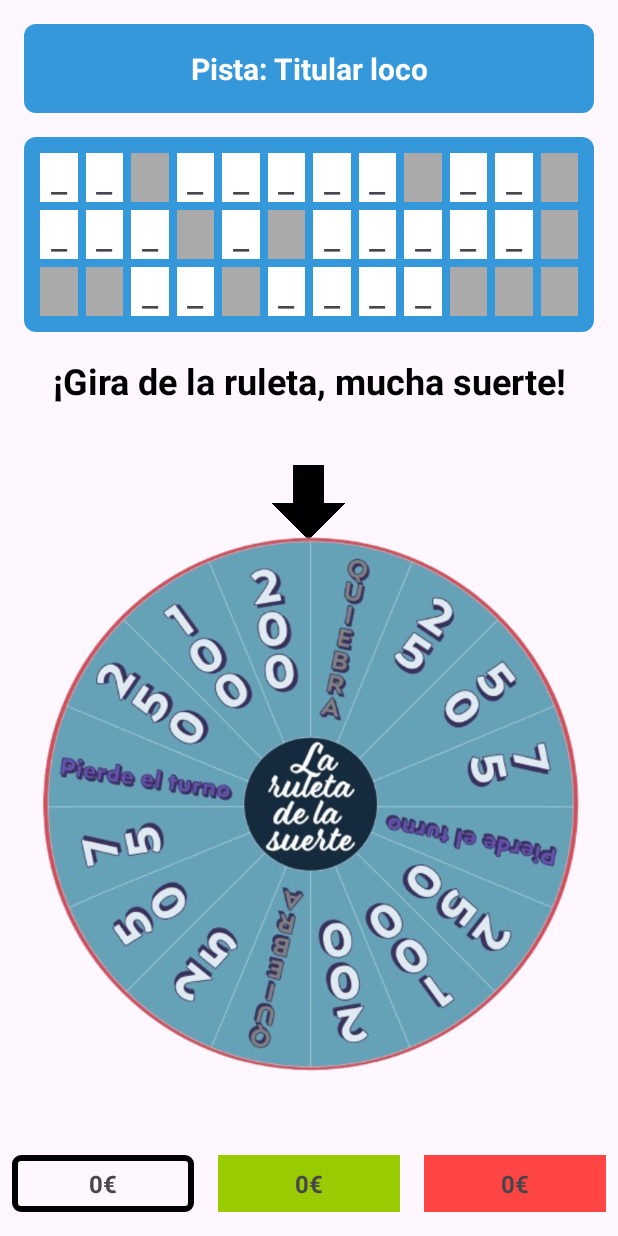
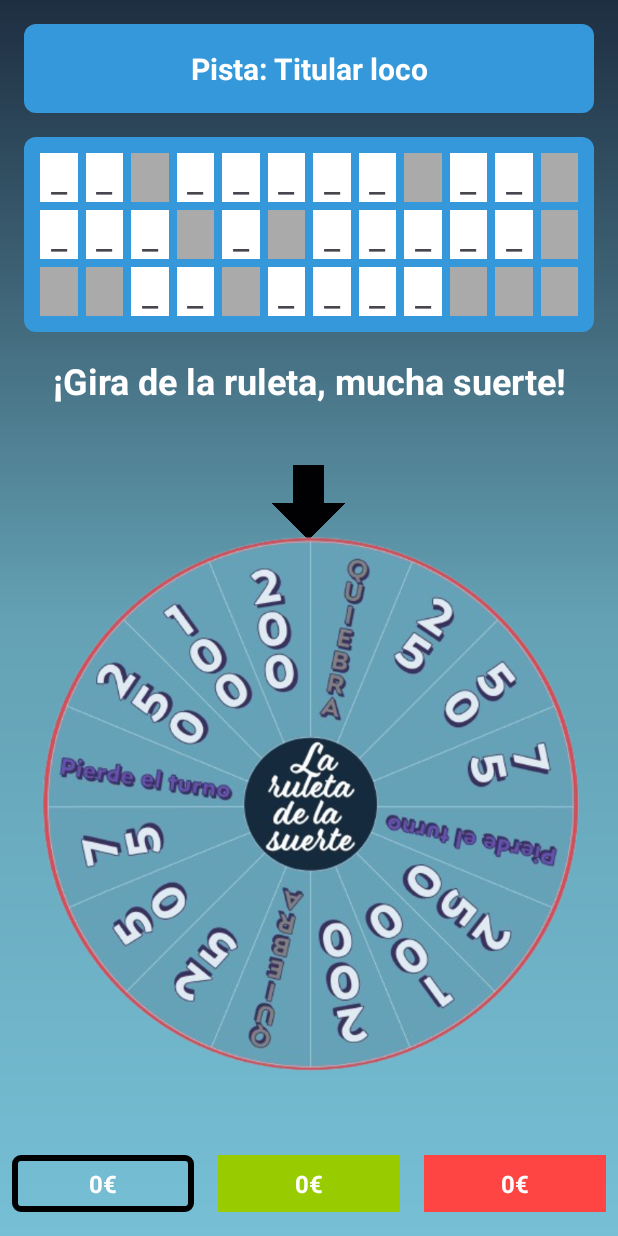
Before and after one commit to DanielBodVel/Ruleta_de_la_suerte, an Android app: the MultiGameActivity screen opened directly, with no data from a screen before it, on a phone screen of 412 x 824 dp. Run offline under Robolectric (Android 15) with nearby library versions, the phone set to English and light mode, and no system bars.

Commit message:
Cambios en los strings.xml

```diff
--- a/app/src/main/AndroidManifest.xml
+++ b/app/src/main/AndroidManifest.xml
@@ -12,6 +12,9 @@
         android:supportsRtl="true"
         android:theme="@style/Theme.RuletaDeLaSuerte"
         tools:targetApi="31">
+        <activity
+            android:name=".HistorylActivity"
+            android:exported="false" />
         <activity
             android:name=".SettingsActivity"
             android:exported="false" />
--- /dev/null
+++ b/app/src/main/java/com/example/ruletadelasuerte/HistorylActivity.kt
@@ -0,0 +1,20 @@
+package com.example.ruletadelasuerte
+
+import android.os.Bundle
+import androidx.activity.enableEdgeToEdge
+import androidx.appcompat.app.AppCompatActivity
+import androidx.core.view.ViewCompat
+import androidx.core.view.WindowInsetsCompat
+
+class HistorylActivity : AppCompatActivity() {
+    override fun onCreate(savedInstanceState: Bundle?) {
+        super.onCreate(savedInstanceState)
+        enableEdgeToEdge()
+        setContentView(R.layout.activity_historial)
+        ViewCompat.setOnApplyWindowInsetsListener(findViewById(R.id.main)) { v, insets ->
+            val systemBars = insets.getInsets(WindowInsetsCompat.Type.systemBars())
+            v.setPadding(systemBars.left, systemBars.top, systemBars.right, systemBars.bottom)
+            insets
+        }
+    }
+}
--- a/app/src/main/java/com/example/ruletadelasuerte/MainActivity.kt
+++ b/app/src/main/java/com/example/ruletadelasuerte/MainActivity.kt
@@ -12,7 +12,6 @@ import androidx.constraintlayout.widget.ConstraintLayout
 import androidx.core.view.ViewCompat
 import androidx.core.view.WindowInsetsCompat
 import com.example.ruletadelasuerte.base.BaseActivity
-import java.io.Serializable
 
 class MainActivity : BaseActivity() {
     @RequiresApi(Build.VERSION_CODES.R)
@@ -37,7 +36,8 @@ class MainActivity : BaseActivity() {
         }
 
         findViewById<ImageButton>(R.id.historial)?.setOnClickListener {
-
+            val intent = Intent(this, HistorylActivity::class.java)
+            startActivity(intent)
         }
 
         findViewById<ImageButton>(R.id.configuracion)?.setOnClickListener {
--- a/app/src/main/java/com/example/ruletadelasuerte/PlayerSelectActivity.kt
+++ b/app/src/main/java/com/example/ruletadelasuerte/PlayerSelectActivity.kt
@@ -3,7 +3,6 @@ package com.example.ruletadelasuerte
 import android.content.Context
 import android.content.Intent
 import android.content.res.ColorStateList
-import android.hardware.biometrics.BiometricManager.Strings
 import android.os.Build
 import android.os.Bundle
 import android.util.Log
--- /dev/null
+++ b/app/src/main/res/layout/activity_historial.xml
@@ -0,0 +1,10 @@
+<?xml version="1.0" encoding="utf-8"?>
+<androidx.constraintlayout.widget.ConstraintLayout xmlns:android="http://schemas.android.com/apk/res/android"
+    xmlns:app="http://schemas.android.com/apk/res-auto"
+    xmlns:tools="http://schemas.android.com/tools"
+    android:id="@+id/main"
+    android:layout_width="match_parent"
+    android:layout_height="match_parent"
+    tools:context=".HistorylActivity">
+
+</androidx.constraintlayout.widget.ConstraintLayout>
--- a/app/src/main/res/layout/activity_multi_game.xml
+++ b/app/src/main/res/layout/activity_multi_game.xml
@@ -1,86 +1,87 @@
 <?xml version="1.0" encoding="utf-8"?>
-<androidx.constraintlayout.widget.ConstraintLayout
-    xmlns:android="http://schemas.android.com/apk/res/android"
+<androidx.constraintlayout.widget.ConstraintLayout xmlns:android="http://schemas.android.com/apk/res/android"
     xmlns:app="http://schemas.android.com/apk/res-auto"
     xmlns:tools="http://schemas.android.com/tools"
+    android:id="@+id/principal"
     android:layout_width="match_parent"
     android:layout_height="match_parent"
-    tools:context=".MultiGameActivity"
-    android:id="@+id/principal">
+    android:background="@drawable/background"
+    tools:context=".MultiGameActivity">
 
     <TextView
         android:id="@+id/textoPista"
         android:layout_width="match_parent"
         android:layout_height="wrap_content"
+        android:layout_margin="16dp"
+        android:background="@drawable/fondo_pista"
+        android:breakStrategy="simple"
+        android:gravity="center"
+        android:padding="16dp"
+        android:textColor="@android:color/white"
         android:textSize="20sp"
         android:textStyle="bold"
-        android:textColor="@android:color/white"
-        android:gravity="center"
-        android:background="@drawable/fondo_pista"
-        android:layout_margin="16dp"
-        android:padding="16dp"
-        android:breakStrategy="simple"
-        app:layout_constraintTop_toTopOf="parent"
+        app:layout_constraintBottom_toTopOf="@id/panelLetras"
+        app:layout_constraintEnd_toEndOf="parent"
         app:layout_constraintStart_toStartOf="parent"
-        app:layout_constraintEnd_toEndOf="parent"
-        app:layout_constraintBottom_toTopOf="@id/panelLetras"/>
+        app:layout_constraintTop_toTopOf="parent" />
 
     <GridLayout
         android:id="@+id/panelLetras"
         android:layout_width="match_parent"
         android:layout_height="wrap_content"
-        android:layout_marginTop="16dp"
-        app:layout_constraintTop_toBottomOf="@id/textoPista"
-        android:columnCount="7"
-        android:rowCount="3"
-        android:alignmentMode="alignMargins"
-        android:padding="8dp"
-        android:background="@drawable/fondo_panel"
         android:layout_gravity="center_horizontal"
         android:layout_marginHorizontal="16dp"
-        />
+        android:layout_marginTop="16dp"
+        android:alignmentMode="alignMargins"
+        android:background="@drawable/fondo_panel"
+        android:columnCount="7"
+        android:padding="8dp"
+        android:rowCount="3"
+        app:layout_constraintTop_toBottomOf="@id/textoPista" />
 
     <LinearLayout
         android:id="@+id/contenedorRuleta"
         android:layout_width="match_parent"
         android:layout_height="wrap_content"
+        android:layout_marginHorizontal="16dp"
+        android:layout_marginTop="16dp"
+        android:gravity="center"
         android:orientation="vertical"
-        android:gravity="center"
-        android:layout_marginTop="16dp"
-        android:layout_marginHorizontal="16dp"
-        app:layout_constraintTop_toBottomOf="@id/panelLetras"
+        app:layout_constraintEnd_toEndOf="parent"
         app:layout_constraintStart_toStartOf="parent"
-        app:layout_constraintEnd_toEndOf="parent">
+        app:layout_constraintTop_toBottomOf="@id/panelLetras">
 
         <TextView
             android:layout_width="match_parent"
             android:layout_height="match_parent"
             android:text="@string/multi_gira"
             android:textAlignment="center"
-            android:textColor="#000000"
+            android:textColor="@color/white"
             android:textSize="24sp"
             android:textStyle="bold" />
+
         <ImageView
             android:id="@+id/puntero"
             android:layout_width="50dp"
             android:layout_height="50dp"
-            app:srcCompat="@drawable/flecha"
             android:layout_marginTop="40dp"
             android:layout_marginBottom="-20dp"
             app:layout_constraintBottom_toTopOf="@id/contenedorPaneles"
             app:layout_constraintEnd_toEndOf="parent"
             app:layout_constraintStart_toStartOf="parent"
-            app:layout_constraintTop_toBottomOf="@id/panelLetras"/>
+            app:layout_constraintTop_toBottomOf="@id/panelLetras"
+            app:srcCompat="@drawable/flecha" />
+
         <ImageView
             android:id="@+id/imageView"
             android:layout_width="360dp"
             android:layout_height="360dp"
             android:layout_margin="16dp"
-            app:srcCompat="@drawable/ruleta"
             app:layout_constraintBottom_toTopOf="@id/contenedorPaneles"
             app:layout_constraintEnd_toEndOf="parent"
             app:layout_constraintStart_toStartOf="parent"
-            app:layout_constraintTop_toBottomOf="@id/panelLetras" />
+            app:layout_constraintTop_toBottomOf="@id/panelLetras"
+            app:srcCompat="@drawable/ruleta" />
 
     </LinearLayout>
 
@@ -88,96 +89,99 @@
         android:id="@+id/contenedorPaneles"
         android:layout_width="match_parent"
         android:layout_height="wrap_content"
+        android:layout_marginBottom="16dp"
+        android:gravity="center"
         android:orientation="horizontal"
-        android:gravity="center"
-        android:layout_marginBottom="16dp"
         app:layout_constraintBottom_toBottomOf="parent"
-        app:layout_constraintStart_toStartOf="parent"
-        app:layout_constraintEnd_toEndOf="parent">
+        app:layout_constraintEnd_toEndOf="parent"
+        app:layout_constraintStart_toStartOf="parent">
 
         <TextView
             android:id="@+id/textoJugador1"
             android:layout_width="0dp"
             android:layout_height="wrap_content"
+            android:layout_marginHorizontal="8dp"
             android:layout_weight="1"
-            android:layout_marginHorizontal="8dp"
             android:gravity="center"
+            android:padding="8dp"
             android:text="0€"
+            android:textColor="@color/white"
             android:textSize="16sp"
-            android:textStyle="bold"
-            android:padding="8dp" />
+            android:textStyle="bold" />
 
         <TextView
             android:id="@+id/textoJugador2"
             android:layout_width="0dp"
             android:layout_height="wrap_content"
+            android:layout_marginHorizontal="8dp"
             android:layout_weight="1"
-            android:layout_marginHorizontal="8dp"
             android:gravity="center"
+            android:padding="8dp"
             android:text="0€"
+            android:textColor="@color/white"
             android:textSize="16sp"
-            android:textStyle="bold"
-            android:padding="8dp" />
+            android:textStyle="bold" />
 
         <TextView
             android:id="@+id/textoJugador3"
             android:layout_width="0dp"
             android:layout_height="wrap_content"
+            android:layout_marginHorizontal="8dp"
             android:layout_weight="1"
-            android:layout_marginHorizontal="8dp"
             android:gravity="center"
+            android:padding="8dp"
             android:text="0€"
+            android:textColor="@color/white"
             android:textSize="16sp"
-            android:textStyle="bold"
-            android:padding="8dp" />
+            android:textStyle="bold" />
     </LinearLayout>
 
     <TextView
         android:id="@+id/textoValorAcumulado"
         android:layout_width="match_parent"
         android:layout_height="wrap_content"
+        android:layout_marginBottom="16dp"
+        android:gravity="center"
         android:text="Valor acumulado: 0€"
         android:textSize="18sp"
         android:textStyle="bold"
-        android:gravity="center"
-        android:layout_marginBottom="16dp"
         android:visibility="gone"
         app:layout_constraintBottom_toTopOf="@id/contenedorPaneles"
-        app:layout_constraintStart_toStartOf="parent"
-        app:layout_constraintEnd_toEndOf="parent"/>
+        app:layout_constraintEnd_toEndOf="parent"
+        app:layout_constraintStart_toStartOf="parent" />
 
     <LinearLayout
         android:id="@+id/contenedorAdivinarLetra"
         android:layout_width="match_parent"
         android:layout_height="match_parent"
+        android:layout_marginHorizontal="16dp"
+        android:layout_marginTop="16dp"
+        android:gravity="center"
         android:orientation="vertical"
         android:visibility="gone"
-        android:gravity="center"
-        android:layout_marginTop="16dp"
-        android:layout_marginHorizontal="16dp"
-        app:layout_constraintTop_toBottomOf="@id/panelLetras"
+        app:layout_constraintEnd_toEndOf="parent"
         app:layout_constraintStart_toStartOf="parent"
-        app:layout_constraintEnd_toEndOf="parent">
+        app:layout_constraintTop_toBottomOf="@id/panelLetras">
 
         <LinearLayout
             android:id="@+id/panelSaldo"
             android:layout_width="match_parent"
             android:layout_height="wrap_content"
+            android:layout_margin="16dp"
+            android:gravity="center"
             android:orientation="horizontal"
-            android:gravity="center"
-            android:layout_margin="16dp"
-            app:layout_constraintTop_toTopOf="parent"
+            app:layout_constraintEnd_toEndOf="parent"
             app:layout_constraintStart_toStartOf="parent"
-            app:layout_constraintEnd_toEndOf="parent">
+            app:layout_constraintTop_toTopOf="parent">
 
             <TextView
                 android:id="@+id/textoSaldo"
                 android:layout_width="wrap_content"
                 android:layout_height="wrap_content"
+                android:layout_marginEnd="8dp"
                 android:text="@string/multi_saldo"
                 android:textSize="16sp"
-                android:textStyle="bold"
-                android:layout_marginEnd="8dp" />
+                android:textStyle="bold" />
 
             <TextView
                 android:id="@+id/valorSaldoJugador"
@@ -191,11 +195,12 @@
                 android:id="@+id/textoMensajeAntes"
                 android:layout_width="wrap_content"
                 android:layout_height="wrap_content"
+                android:layout_marginLeft="10dp"
+                android:layout_marginRight="8dp"
                 android:text="@string/multi_valorCasilla"
                 android:textSize="16sp"
-                android:textStyle="bold"
-                android:layout_marginLeft="10dp"
-                android:layout_marginRight="8dp"/>
+                android:textStyle="bold" />
+
             <TextView
                 android:id="@+id/valorCeldaTirada"
                 android:layout_width="wrap_content"
@@ -211,13 +216,12 @@
             android:layout_height="wrap_content"
             android:layout_margin="16dp"
             android:hint="@string/multi_LetraEscogida"
+            android:importantForAutofill="no"
             android:inputType="text"
-            android:importantForAutofill="no"
             android:maxLength="1"
-            app:layout_constraintTop_toBottomOf="@id/panelSaldo"
+            app:layout_constraintEnd_toEndOf="parent"
             app:layout_constraintStart_toStartOf="parent"
-            app:layout_constraintEnd_toEndOf="parent"
-            />
+            app:layout_constraintTop_toBottomOf="@id/panelSaldo" />
 
         <Button
             android:id="@+id/botonLetraEscogida"
@@ -227,9 +231,9 @@
             android:layout_marginBottom="16dp"
             android:paddingHorizontal="32dp"
             android:text="@string/multi_ButtonComprobarLetra"
-            app:layout_constraintTop_toBottomOf="@id/letraEscogida"
+            app:layout_constraintEnd_toEndOf="parent"
             app:layout_constraintStart_toStartOf="parent"
-            app:layout_constraintEnd_toEndOf="parent" />
+            app:layout_constraintTop_toBottomOf="@id/letraEscogida" />
     </LinearLayout>
 
 
@@ -237,81 +241,82 @@
         android:id="@+id/contenedorResolver"
         android:layout_width="match_parent"
         android:layout_height="wrap_content"
+        android:layout_marginHorizontal="16dp"
+        android:layout_marginTop="16dp"
+        android:gravity="center"
         android:orientation="vertical"
-        android:gravity="center"
-        android:layout_marginTop="16dp"
         android:visibility="gone"
-        android:layout_marginHorizontal="16dp"
-        app:layout_constraintTop_toBottomOf="@id/panelLetras"
+        app:layout_constraintEnd_toEndOf="parent"
         app:layout_constraintStart_toStartOf="parent"
-        app:layout_constraintEnd_toEndOf="parent">
+        app:layout_constraintTop_toBottomOf="@id/panelLetras">
 
         <TextView
             android:id="@+id/textoResolver"
             android:layout_width="wrap_content"
             android:layout_height="wrap_content"
+            android:layout_marginBottom="8dp"
             android:text="@string/multi_IntroduceFrase"
+            android:textColor="#000000"
             android:textSize="18sp"
-            android:textStyle="bold"
-            android:layout_marginBottom="8dp"
-            android:textColor="#000000" />
+            android:textStyle="bold" />
+
         <EditText
             android:id="@+id/entradaFrase"
             android:layout_width="match_parent"
             android:layout_height="wrap_content"
             android:layout_marginBottom="16dp"
             android:hint="@string/multi_EditFrase"
-            android:inputType="text"
-            android:importantForAutofill="no" />
+            android:importantForAutofill="no"
+            android:inputType="text" />
 
         <Button
             android:id="@+id/btnComprobarPanel"
             android:layout_width="wrap_content"
             android:layout_height="wrap_content"
-            android:text="@string/multi_ButtonComprobarLetra"
             android:layout_gravity="center"
-            android:layout_marginBottom="16dp" />
+            android:layout_marginBottom="16dp"
+            android:text="@string/multi_ButtonComprobarLetra" />
     </LinearLayout>
 
     <LinearLayout
         android:id="@+id/contenedorComprarLetra"
         android:layout_width="match_parent"
         android:layout_height="wrap_content"
+        android:layout_marginHorizontal="16dp"
+        android:layout_marginTop="16dp"
+        android:gravity="center"
         android:orientation="vertical"
-        android:gravity="center"
-        android:layout_marginTop="16dp"
-        android:layout_marginHorizontal="16dp"
         android:visibility="gone"
-        app:layout_constraintTop_toBottomOf="@id/contenedorResolver"
+        app:layout_constraintEnd_toEndOf="parent"
         app:layout_constraintStart_toStartOf="parent"
-        app:layout_constraintEnd_toEndOf="parent">
+        app:layout_constraintTop_toBottomOf="@id/contenedorResolver">
 
         <TextView
             android:id="@+id/textoIntroduccionComprar"
             android:layout_width="wrap_content"
             android:layout_height="wrap_content"
+            android:layout_marginBottom="8dp"
             android:text="@string/multi_IntroBuy"
+            android:textColor="#000000"
             android:textSize="18sp"
-            android:textStyle="bold"
-            android:layout_marginBottom="8dp"
-            android:textColor="#000000" />
+            android:textStyle="bold" />
 
         <LinearLayout
             android:id="@+id/panelSaldoComprar"
             android:layout_width="match_parent"
             android:layout_height="wrap_content"
-            android:orientation="horizontal"
+            android:layout_marginBottom="16dp"
             android:gravity="center"
-            android:layout_marginBottom="16dp">
+            android:orientation="horizontal">
 
             <TextView
                 android:id="@+id/textoSaldoComprar"
                 android:layout_width="wrap_content"
                 android:layout_height="wrap_content"
+                android:layout_marginEnd="8dp"
                 android:text="@string/multi_saldo"
                 android:textSize="16sp"
-                android:textStyle="bold"
-                android:layout_marginEnd="8dp" />
+                android:textStyle="bold" />
 
             <TextView
                 android:id="@+id/valorSaldoComprar"
@@ -328,53 +333,50 @@
             android:layout_height="wrap_content"
             android:layout_marginBottom="16dp"
             android:hint="@string/multi_EditLetra"
+            android:importantForAutofill="no"
             android:inputType="text"
-            android:importantForAutofill="no"
             android:maxLength="1" />
 
         <Button
             android:id="@+id/botonComprobarLetraComprar"
             android:layout_width="wrap_content"
             android:layout_height="wrap_content"
-            android:text="@string/multi_ButtonComprobarLetra"
-            android:layout_gravity="center" />
+            android:layout_gravity="center"
+            android:text="@string/multi_ButtonComprobarLetra" />
     </LinearLayout>
-
-
 
 
     <LinearLayout
         android:id="@+id/contendorBotones"
         android:layout_width="match_parent"
         android:layout_height="wrap_content"
+        android:layout_marginHorizontal="16dp"
+        android:layout_marginTop="16dp"
+        android:gravity="center"
         android:orientation="vertical"
-        android:gravity="center"
-        android:layout_marginTop="16dp"
-        android:layout_marginHorizontal="16dp"
         android:visibility="gone"
-        app:layout_constraintTop_toBottomOf="@id/panelLetras"
+        app:layout_constraintEnd_toEndOf="parent"
         app:layout_constraintStart_toStartOf="parent"
-        app:layout_constraintEnd_toEndOf="parent">
+        app:layout_constraintTop_toBottomOf="@id/panelLetras">
 
         <TextView
             android:id="@+id/textoArribaBotones"
             android:layout_width="wrap_content"
             android:layout_height="wrap_content"
+            android:layout_marginBottom="8dp"
             android:text="@string/multi_opciones"
+            android:textColor="#000000"
             android:textSize="24sp"
-            android:layout_marginBottom="8dp"
-            android:textColor="#000000"
-            android:textStyle="bold"
-            />
+            android:textStyle="bold" />
 
 
         <LinearLayout
             android:id="@+id/contenedorBotones"
             android:layout_width="match_parent"
             android:layout_height="wrap_content"
-            android:orientation="horizontal"
+            android:layout_marginTop="20dp"
             android:gravity="center"
-            android:layout_marginTop="20dp">
+            android:orientation="horizontal">
 
             <Button
                 android:id="@+id/btnOpcion1"
--- a/app/src/main/res/values/strings.xml
+++ b/app/src/main/res/values/strings.xml
@@ -37,7 +37,7 @@
     <string name="multi_ButtonComprobarLetra">Comprobar</string>
     <string name="multi_IntroduceFrase">Introduce la frase correcta:</string>
     <string name="multi_EditFrase">Escribe aquí la frase</string>
-    <string name="multi_IntroBuy">Puedes comprar una vocal con tu saldo actual. 50€</string>
+    <string name="multi_IntroBuy">Puedes comprar una vocal con tu saldo actual, cada bocal cuesta 50€</string>
     <string name="multi_EditLetra">Introduce la letra que deseas comprar</string>
     <string name="multi_opciones">Elige una opción:</string>
     <string name="multi_ButtonResolver">Resolver</string>
```
Also changed, not shown: 2 other files.
